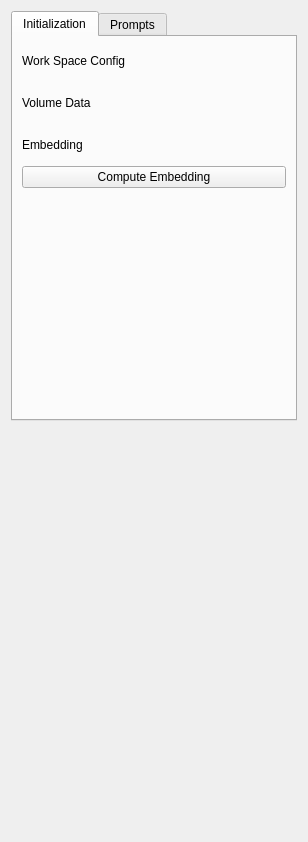
bingogome/samm, file samm/SammBase/Resources/UI/SammBase.ui: the form before one commit.
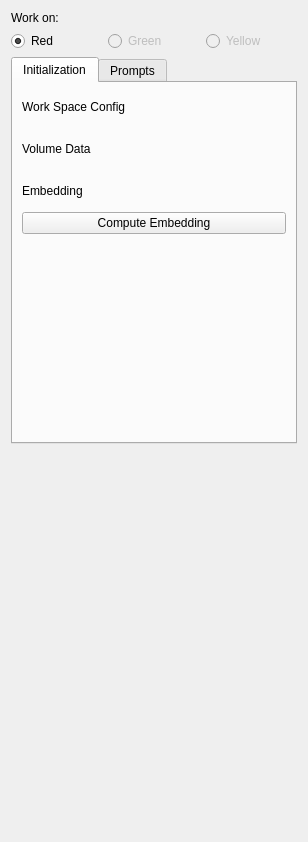
The form after the commit. Custom widgets are drawn as their Qt base class.

```diff
--- a/samm/SammBase/Resources/UI/SammBase.ui
+++ b/samm/SammBase/Resources/UI/SammBase.ui
@@ -10,8 +10,67 @@
     <height>842</height>
    </rect>
   </property>
-  <layout class="QVBoxLayout" name="verticalLayout">
-   <item>
+  <layout class="QGridLayout" name="gridLayout">
+   <item row="0" column="0">
+    <widget class="QLabel" name="label_6">
+     <property name="text">
+      <string>Work on:</string>
+     </property>
+    </widget>
+   </item>
+   <item row="1" column="0">
+    <widget class="QRadioButton" name="radioWorkOnRed">
+     <property name="text">
+      <string>Red</string>
+     </property>
+     <property name="checked">
+      <bool>true</bool>
+     </property>
+     <attribute name="buttonGroup">
+      <string notr="true">buttonGroupWorkOn</string>
+     </attribute>
+    </widget>
+   </item>
+   <item row="1" column="1">
+    <widget class="QRadioButton" name="radioWorkOnGreen">
+     <property name="enabled">
+      <bool>false</bool>
+     </property>
+     <property name="text">
+      <string>Green</string>
+     </property>
+     <attribute name="buttonGroup">
+      <string notr="true">buttonGroupWorkOn</string>
+     </attribute>
+    </widget>
+   </item>
+   <item row="5" column="0">
+    <spacer name="verticalSpacer">
+     <property name="orientation">
+      <enum>Qt::Vertical</enum>
+     </property>
+     <property name="sizeHint" stdset="0">
+      <size>
+       <width>20</width>
+       <height>40</height>
+      </size>
+     </property>
+    </spacer>
+   </item>
+   <item row="1" column="2">
+    <widget class="QRadioButton" name="radioWorkOnYellow">
+     <property name="enabled">
+      <bool>false</bool>
+     </property>
+     <property name="text">
+      <string>Yellow</string>
+     </property>
+     <attribute name="buttonGroup">
+      <string notr="true">buttonGroupWorkOn</string>
+     </attribute>
+    </widget>
+   </item>
+   <item row="4" column="0" colspan="3">
     <widget class="QTabWidget" name="tabWidget">
      <property name="currentIndex">
       <number>0</number>
@@ -210,19 +269,6 @@
      </widget>
     </widget>
    </item>
-   <item>
-    <spacer name="verticalSpacer">
-     <property name="orientation">
-      <enum>Qt::Vertical</enum>
-     </property>
-     <property name="sizeHint" stdset="0">
-      <size>
-       <width>20</width>
-       <height>40</height>
-      </size>
-     </property>
-    </spacer>
-   </item>
   </layout>
  </widget>
  <customwidgets>
```
Left out of the diff: 3 changed lines with no effect on the pictures.
